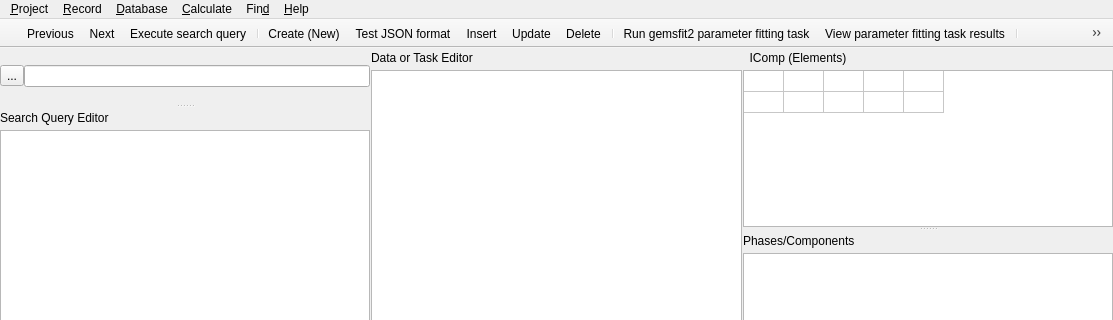
This is gfshell2/dialogs/FITMainWindow.ui in gemshub/gemsfits as Qt 5 draws it before an edit; both pictures show x 0 to 1113 and y 0 to 320 of the 1113 by 670 pixel window. The edited form follows.
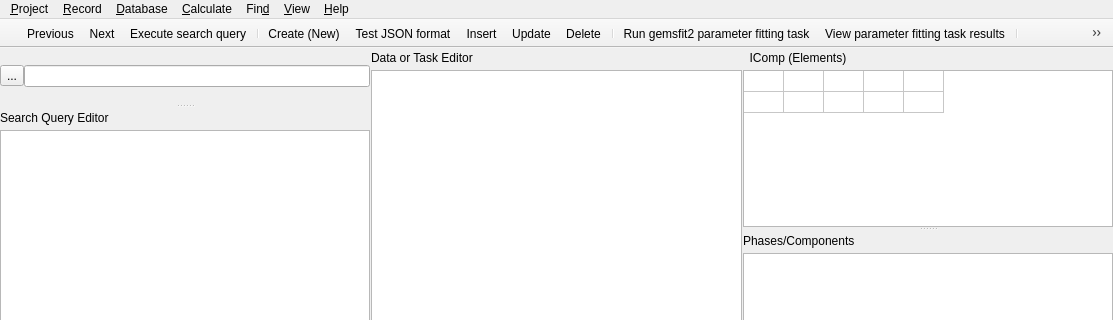
This is the edited form. Icons and pictures are not drawn.

Commit message: Added View mwnu

Diff of the .ui file:
```diff
--- a/gfshell2/dialogs/FITMainWindow.ui
+++ b/gfshell2/dialogs/FITMainWindow.ui
@@ -476,7 +476,11 @@
     <addaction name="separator"/>
     <addaction name="action_Case_sensetiv"/>
     <addaction name="action_Whole_words"/>
-    <addaction name="separator"/>
+   </widget>
+   <widget class="QMenu" name="menuView">
+    <property name="title">
+     <string>&amp;View</string>
+    </property>
     <addaction name="actionZoom_In"/>
     <addaction name="actionZoom_Out"/>
    </widget>
@@ -497,6 +501,7 @@
    <addaction name="menuRecod_List"/>
    <addaction name="menu_Calc"/>
    <addaction name="menuFin_d"/>
+   <addaction name="menuView"/>
    <addaction name="menu_Help"/>
   </widget>
   <widget class="QStatusBar" name="statusbar"/>
```
The commit also changes 1 other file.
